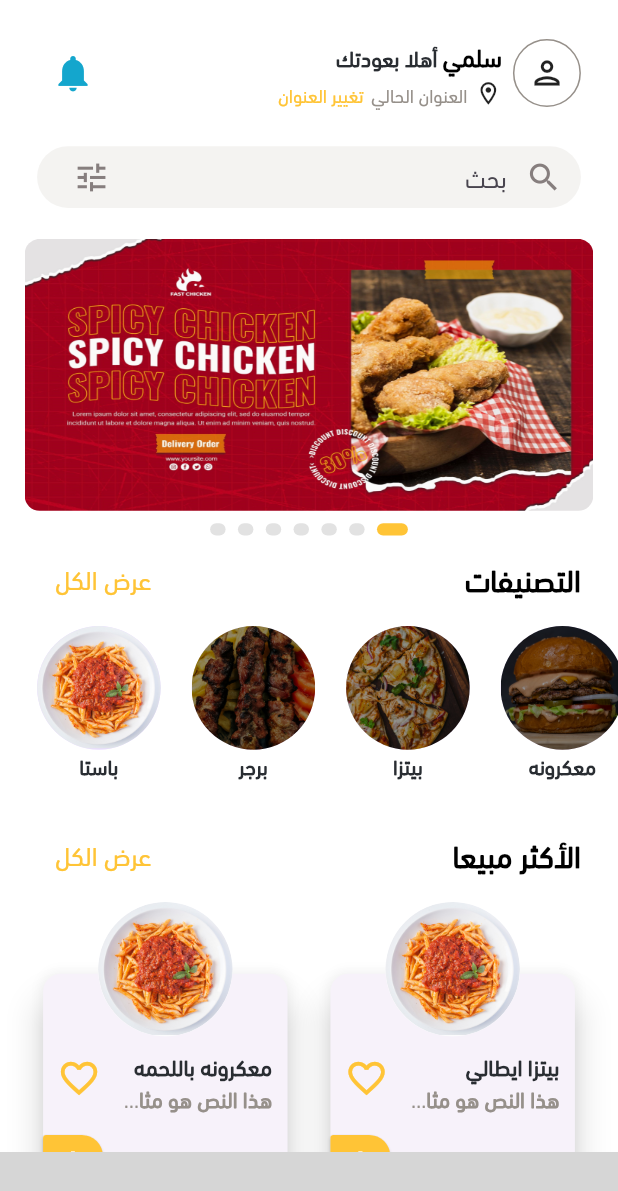
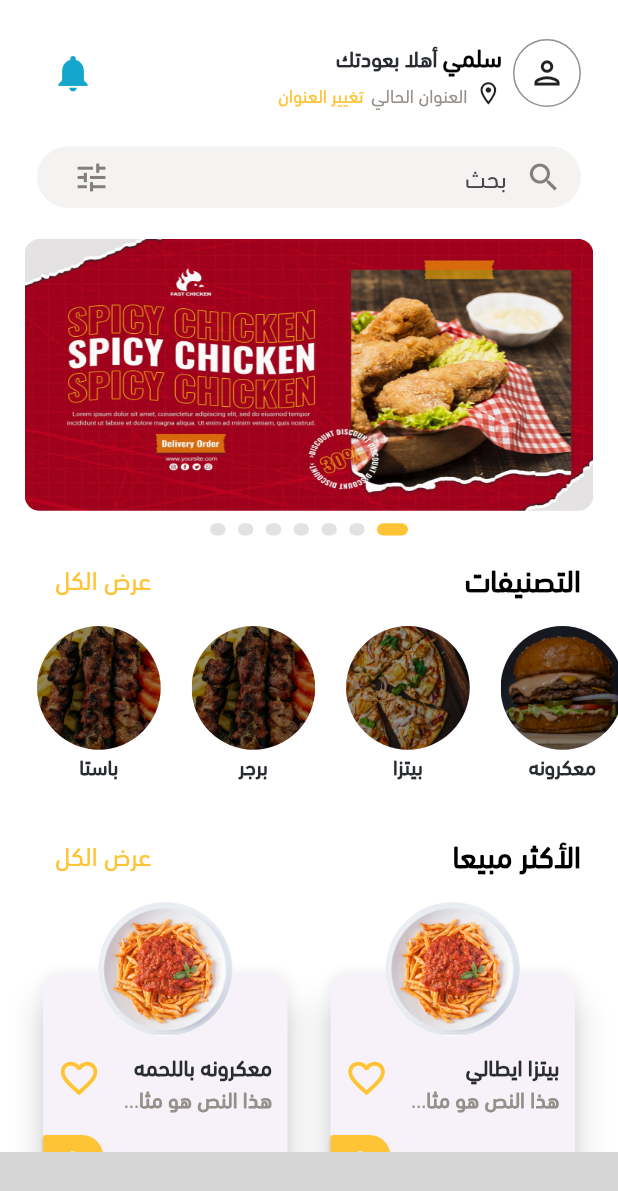
Before and after one commit to mahmoudsaad1994-coder/Nawrt-Food-Delivery-app, a Flutter app: the screen it shows after launch, on a phone screen of 412 x 824 dp. Shown: the top 1191 px of the screen. Run offline on Flutter 3.47's test engine with Material 3 defaults, Android fonts, the phone set to English and light mode, and no system bars; drawn by our look-alikes of carousel_slider; our stand-ins replace dartz, device_preview, dio, flutter_bloc, get_it, go_router and 3 more; missing offline and left inert: bottom_navbar_with_indicator; accounts and stored records are empty; statements that could not run were skipped; grey boxes are pictures that could not be loaded.

Commit message:
add new pages

```diff
--- a/lib/features/home/presentation/manager/cubit.dart
+++ b/lib/features/home/presentation/manager/cubit.dart
@@ -11,14 +11,14 @@ class MainCubit extends Cubit<MainStates> {
   static MainCubit get(context) => BlocProvider.of(context);
 
   List<CategoriesEntity> categoriesList = [
-    CategoriesEntity(id: 1, name: 'باستا', image: AssetsData.testPastaImage),
+    CategoriesEntity(id: 1, name: 'باستا', image: AssetsData.cat_1Image),
     CategoriesEntity(id: 1, name: 'برجر', image: AssetsData.cat_1Image),
     CategoriesEntity(id: 1, name: 'بيتزا', image: AssetsData.cat_3Image),
     CategoriesEntity(id: 1, name: 'معكرونه', image: AssetsData.cat_2Image),
-    CategoriesEntity(id: 1, name: 'باستا', image: AssetsData.testtest1Image),
-    CategoriesEntity(id: 1, name: 'برجر', image: AssetsData.testtest2Image),
-    CategoriesEntity(id: 1, name: 'بيتزا', image: AssetsData.testtest3Image),
-    CategoriesEntity(id: 1, name: 'معكرونه', image: AssetsData.testPastaImage),
+    CategoriesEntity(id: 1, name: 'باستا', image: AssetsData.cat_2Image),
+    CategoriesEntity(id: 1, name: 'برجر', image: AssetsData.cat_3Image),
+    CategoriesEntity(id: 1, name: 'بيتزا', image: AssetsData.cat_1Image),
+    CategoriesEntity(id: 1, name: 'معكرونه', image: AssetsData.cat_1Image),
   ];
 
   List<FoodEntity> foodListWithOffers = [
--- a/lib/features/home/presentation/views/widgets/home_view_widgets/food_categorys_list_view_item.dart
+++ b/lib/features/home/presentation/views/widgets/home_view_widgets/food_categorys_list_view_item.dart
@@ -5,6 +5,7 @@ import '../../../../../../core/utils/app_router.dart';
 import '../../../../../../core/utils/styles.dart';
 import '../../../../../../core/widgets/respnsive_text.dart';
 import '../../../../../../core/widgets/view_item_title.dart';
+import '../../../../../layout/manager/layout_cubit/layout_cubit.dart';
 import '../../../../domain/entities/categoray.dart';
 
 class FoodCategorysListViewItem extends StatelessWidget {
@@ -18,7 +19,9 @@ class FoodCategorysListViewItem extends StatelessWidget {
         ViewItemTitle(
           title: 'التصنيفات',
           onPressTitle: 'عرض الكل',
-          onPressed: () {},
+          onPressed: () {
+            LayoutCubit.get(context).changeBottomNaviIndex(1);
+          },
         ),
         SizedBox(height: width * .02),
         SizedBox(
```
